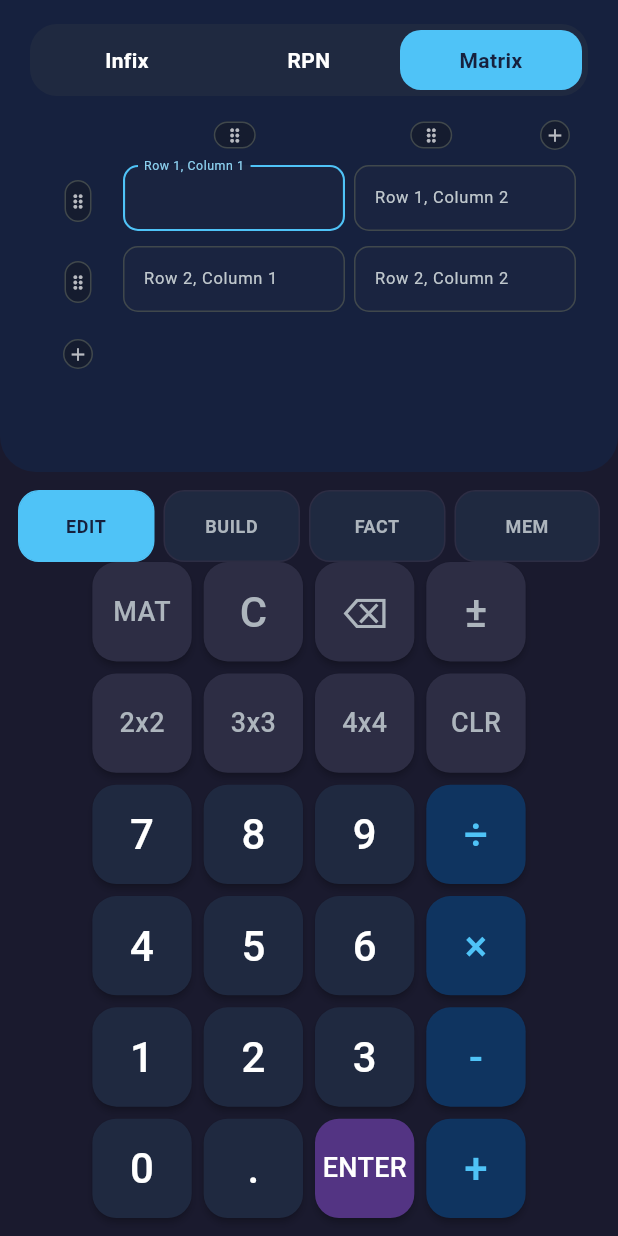
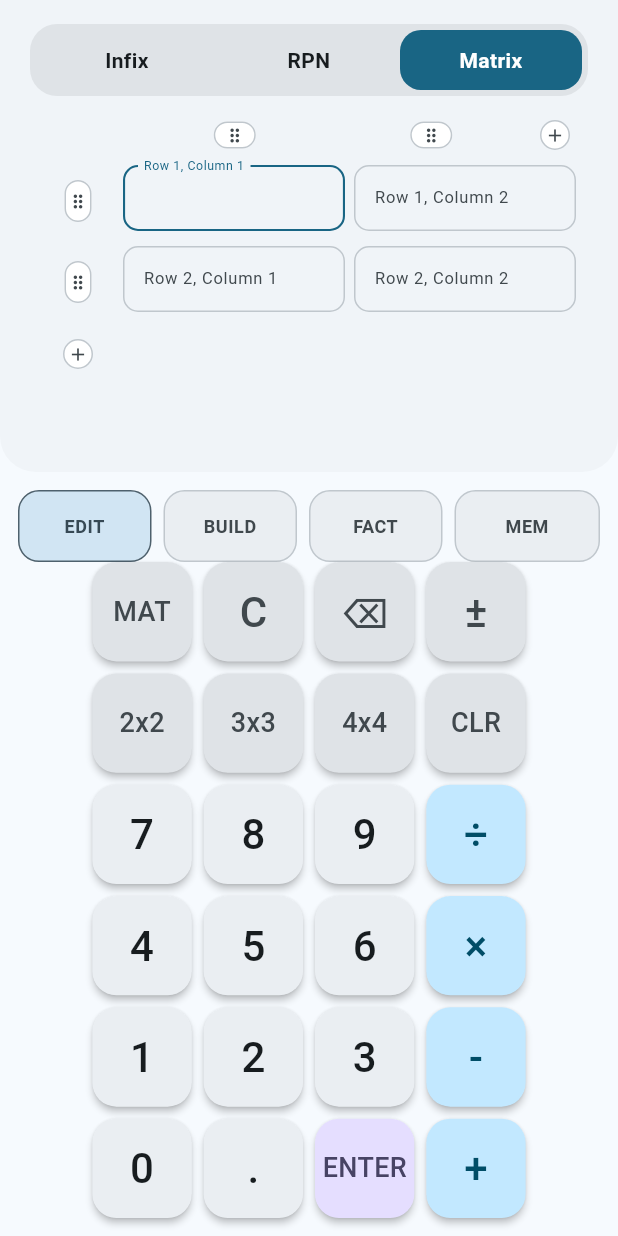
Before and after one commit to ccisnedev/calculatrix, a Flutter app: the screen it shows after launch, after a tap on "RPN", after a tap on "Matrix", on a phone screen of 412 x 824 dp. Run offline on Flutter 3.47's test engine with Material 3 defaults, Android fonts, the phone set to English and light mode, and no system bars.

Commit message:
v0.5.2: Material 3 color system and theme foundation
- Migrate all hardcoded hex colors to M3 ColorScheme role lookups
- Add dark/light ThemeData with ColorScheme.fromSeed (seed 0xFF4FC3F7)
- Enable automatic theme switching via ThemeMode.system
- Differentiate mode switch (primary) from deck selector (secondaryContainer)
- Regularize deck margin 6dp -> 8dp (4dp grid)
- Remove 32dp key size floor (natural layout >48dp on all viewports)
- Add HDCD methodology research document

Methodology: HDCD (Heuristic-Driven Component Design)
138 widget tests + 38 integration tests green

```diff
--- a/code/app/lib/main.dart
+++ b/code/app/lib/main.dart
@@ -11,6 +11,8 @@ void main() {
 class CalculatrixApp extends StatelessWidget {
   const CalculatrixApp({super.key});
 
+  static const Color _seedColor = Color(0xFF4FC3F7);
+
   @override
   Widget build(BuildContext context) {
     return MaterialApp(
@@ -19,11 +21,19 @@ class CalculatrixApp extends StatelessWidget {
       scrollBehavior: const _CalculatrixScrollBehavior(),
       theme: ThemeData(
         colorScheme: ColorScheme.fromSeed(
-          seedColor: Colors.blueGrey,
+          seedColor: _seedColor,
+          brightness: Brightness.light,
+        ),
+        useMaterial3: true,
+      ),
+      darkTheme: ThemeData(
+        colorScheme: ColorScheme.fromSeed(
+          seedColor: _seedColor,
           brightness: Brightness.dark,
         ),
         useMaterial3: true,
       ),
+      themeMode: ThemeMode.system,
       home: const CalculatorView(),
     );
   }
--- a/code/app/lib/modules/calc/view.dart
+++ b/code/app/lib/modules/calc/view.dart
@@ -226,8 +226,9 @@ class _CalculatorViewState extends State<CalculatorView> {
 
   @override
   Widget build(BuildContext context) {
+    final ColorScheme colors = Theme.of(context).colorScheme;
     return Scaffold(
-      backgroundColor: const Color(0xFF1A1A2E),
+      backgroundColor: colors.surface,
       body: SafeArea(
         child: ListenableBuilder(
           listenable: _controller,
@@ -271,14 +272,15 @@ class _CalculatorViewState extends State<CalculatorView> {
   }
 
   Widget _buildDisplay() {
+    final ColorScheme cs = Theme.of(context).colorScheme;
     final bool showDisplayStatus = _controller.hasMemory || _controller.isRpnMode;
 
     return Container(
       width: double.infinity,
       padding: const EdgeInsets.fromLTRB(20, 16, 20, 12),
-      decoration: const BoxDecoration(
-        color: Color(0xFF16213E),
-        borderRadius: BorderRadius.only(
+      decoration: BoxDecoration(
+        color: cs.surfaceContainerLow,
+        borderRadius: const BorderRadius.only(
           bottomLeft: Radius.circular(24),
           bottomRight: Radius.circular(24),
         ),
@@ -294,11 +296,11 @@ class _CalculatorViewState extends State<CalculatorView> {
                 if (_controller.hasMemory)
                   Semantics(
                     label: 'Memory indicator',
-                    child: const Text(
+                    child: Text(
                       'M',
                       style: TextStyle(
                         fontSize: 14,
-                        color: Color(0xFF4FC3F7),
+                        color: cs.primary,
                         fontWeight: FontWeight.bold,
                       ),
                     ),
@@ -310,9 +312,9 @@ class _CalculatorViewState extends State<CalculatorView> {
                     child: Text(
                       key: const ValueKey<String>('calculator-stack-depth'),
                       'Stack ${_controller.rpnStackDepth}',
-                      style: const TextStyle(
+                      style: TextStyle(
                         fontSize: 14,
-                        color: Color(0xFF4FC3F7),
+                        color: cs.primary,
                         fontWeight: FontWeight.w600,
                       ),
                     ),
@@ -334,6 +336,7 @@ class _CalculatorViewState extends State<CalculatorView> {
   }
 
   Widget _buildInfixDisplayBody() {
+    final ColorScheme cs = Theme.of(context).colorScheme;
     return Column(
       crossAxisAlignment: CrossAxisAlignment.end,
       children: [
@@ -348,9 +351,9 @@ class _CalculatorViewState extends State<CalculatorView> {
               _controller.expression.isEmpty
                   ? ' '
                   : _controller.expression,
-              style: const TextStyle(
+              style: TextStyle(
                 fontSize: 20,
-                color: Color(0xFF8A8FA3),
+                color: cs.outline,
                 fontFamily: 'monospace',
               ),
             ),
@@ -400,6 +403,7 @@ class _CalculatorViewState extends State<CalculatorView> {
   }
 
   Widget _buildRpnStackCard(_RpnStackSlot slot) {
+    final ColorScheme cs = Theme.of(context).colorScheme;
     final bool isPrimary = slot.register == 0;
 
     return AnimatedContainer(
@@ -409,12 +413,12 @@ class _CalculatorViewState extends State<CalculatorView> {
       constraints: BoxConstraints(minHeight: isPrimary ? 72 : 44),
       padding: EdgeInsets.all(isPrimary ? 12 : 8),
       decoration: BoxDecoration(
-        color: isPrimary ? const Color(0xFF1F2940) : const Color(0xFF18243A),
+        color: isPrimary ? cs.surfaceContainer : cs.surfaceContainerHigh,
         borderRadius: BorderRadius.circular(16),
         border: Border.all(
           color: isPrimary
-              ? const Color(0xFF4FC3F7).withAlpha(80)
-              : const Color(0xFF2D2D44),
+              ? cs.primary.withAlpha(80)
+              : cs.outlineVariant,
         ),
       ),
       child: isPrimary
@@ -424,6 +428,7 @@ class _CalculatorViewState extends State<CalculatorView> {
   }
 
   Widget _buildPrimaryRpnStackCard() {
+    final ColorScheme cs = Theme.of(context).colorScheme;
     return Semantics(
       container: true,
       liveRegion: true,
@@ -435,8 +440,8 @@ class _CalculatorViewState extends State<CalculatorView> {
           ExcludeSemantics(
             child: Text(
               'X0',
-              style: const TextStyle(
-                color: Color(0xFF4FC3F7),
+              style: TextStyle(
+                color: cs.primary,
                 fontWeight: FontWeight.w700,
                 fontFamily: 'monospace',
               ),
@@ -460,8 +465,8 @@ class _CalculatorViewState extends State<CalculatorView> {
           children: [
             Text(
               'X${slot.register}',
-              style: const TextStyle(
-                color: Color(0xFF4FC3F7),
+              style: TextStyle(
+                color: Theme.of(context).colorScheme.primary,
                 fontWeight: FontWeight.w700,
                 fontFamily: 'monospace',
               ),
@@ -485,6 +490,7 @@ class _CalculatorViewState extends State<CalculatorView> {
   }
 
   Widget _buildDisplayValue({required double fontSize}) {
+    final ColorScheme cs = Theme.of(context).colorScheme;
     final Matrix? matrix = _controller.displayMatrix;
     final bool showMatrix = matrix != null &&
         !matrix.isScalar &&
@@ -507,7 +513,7 @@ class _CalculatorViewState extends State<CalculatorView> {
               style: TextStyle(
                 fontSize: fontSize,
                 fontWeight: FontWeight.w300,
-                color: Colors.white,
+                color: cs.onSurface,
                 fontFamily: 'monospace',
               ),
             ),
@@ -544,7 +550,7 @@ class _CalculatorViewState extends State<CalculatorView> {
                   style: TextStyle(
                     fontSize: useExpanded ? fontSize * 0.78 : fontSize,
                     fontWeight: FontWeight.w300,
-                    color: Colors.white,
+                    color: cs.onSurface,
                     fontFamily: 'monospace',
                   ),
                 ),
@@ -579,9 +585,7 @@ class _CalculatorViewState extends State<CalculatorView> {
                 _columnCount;
         final double keyHeight =
             (availableHeight - (_gridSpacing * (_rowCount - 1))) / _rowCount;
-        final double keySize = _controller.isMatrixMode
-          ? math.min(keyWidth, keyHeight)
-          : math.max(32, math.min(keyWidth, keyHeight));
+        final double keySize = math.min(keyWidth, keyHeight);
 
         return Padding(
           padding: const EdgeInsets.all(_pagePadding),
@@ -609,6 +613,7 @@ class _CalculatorViewState extends State<CalculatorView> {
     required List<_KeypadDeckDef> decks,
     required String activeDeckLabel,
   }) {
+    final ColorScheme cs = Theme.of(context).colorScheme;
     return SizedBox(
       height: _deckSelectorHeight,
       child: Row(
@@ -628,17 +633,17 @@ class _CalculatorViewState extends State<CalculatorView> {
                     ),
                     duration: const Duration(milliseconds: 180),
                     margin: EdgeInsets.only(
-                      right: index < decks.length - 1 ? 6 : 0,
+                      right: index < decks.length - 1 ? 8 : 0,
                     ),
                     decoration: BoxDecoration(
                       color: decks[index].label == activeDeckLabel
-                          ? const Color(0xFF4FC3F7)
-                          : const Color(0xFF1F2940),
+                          ? cs.secondaryContainer
+                          : cs.surfaceContainer,
                       borderRadius: BorderRadius.circular(14),
                       border: Border.all(
                         color: decks[index].label == activeDeckLabel
-                            ? const Color(0xFF4FC3F7)
-                            : const Color(0xFF2D2D44),
+                            ? cs.secondary
+                            : cs.outlineVariant,
                       ),
                     ),
                     alignment: Alignment.center,
@@ -647,8 +652,8 @@ class _CalculatorViewState extends State<CalculatorView> {
                       textAlign: TextAlign.center,
                       style: TextStyle(
                         color: decks[index].label == activeDeckLabel
-                            ? const Color(0xFF16213E)
-                            : const Color(0xFFADB5BD),
+                            ? cs.onSecondaryContainer
+                            : cs.onSurfaceVariant,
                         fontSize: 12,
                         fontWeight: FontWeight.w700,
                         letterSpacing: 0.4,
@@ -746,11 +751,12 @@ class _CalculatorViewState extends State<CalculatorView> {
 
   (Color background, Color foreground) _getButtonColors(
       _ButtonCategory category) {
+    final ColorScheme cs = Theme.of(context).colorScheme;
     return switch (category) {
-      _ButtonCategory.number => (const Color(0xFF1F2940), Colors.white),
-      _ButtonCategory.operator => (const Color(0xFF0F3460), const Color(0xFF4FC3F7)),
-      _ButtonCategory.function => (const Color(0xFF2D2D44), const Color(0xFFADB5BD)),
-      _ButtonCategory.equals => (const Color(0xFF533483), Colors.white),
+      _ButtonCategory.number => (cs.surfaceContainer, cs.onSurface),
+      _ButtonCategory.operator => (cs.primaryContainer, cs.onPrimaryContainer),
+      _ButtonCategory.function => (cs.surfaceContainerHighest, cs.onSurfaceVariant),
+      _ButtonCategory.equals => (cs.tertiaryContainer, cs.onTertiaryContainer),
     };
   }
 
@@ -785,10 +791,11 @@ class _CalculatorViewState extends State<CalculatorView> {
   }
 
   Widget _buildModeSwitch() {
+    final ColorScheme cs = Theme.of(context).colorScheme;
     return Container(
       padding: const EdgeInsets.all(4),
       decoration: BoxDecoration(
-        color: const Color(0xFF1F2940),
+        color: cs.surfaceContainerHighest,
         borderRadius: BorderRadius.circular(18),
       ),
       child: Row(
@@ -820,6 +827,7 @@ class _CalculatorViewState extends State<CalculatorView> {
     required CalculatorMode mode,
     required String label,
   }) {
+    final ColorScheme cs = Theme.of(context).colorScheme;
     final bool selected = _controller.mode == mode;
     return Semantics(
       label: '$label mode',
@@ -832,14 +840,14 @@ class _CalculatorViewState extends State<CalculatorView> {
           duration: const Duration(milliseconds: 180),
           padding: const EdgeInsets.symmetric(vertical: 10),
           decoration: BoxDecoration(
-            color: selected ? const Color(0xFF4FC3F7) : Colors.transparent,
+            color: selected ? cs.primary : Colors.transparent,
             borderRadius: BorderRadius.circular(14),
           ),
           child: Text(
             label,
             textAlign: TextAlign.center,
             style: TextStyle(
-              color: selected ? const Color(0xFF16213E) : Colors.white,
+              color: selected ? cs.onPrimary : cs.onSurface,
               fontWeight: FontWeight.w700,
             ),
           ),
@@ -1282,14 +1290,14 @@ class _MatrixEditorDialogState extends State<_MatrixEditorDialog> {
               Text(
                 _buildPreviewText(),
                 key: const ValueKey<String>('matrix-preview-text'),
-                style: const TextStyle(color: Color(0xFFCFD8DC)),
+                style: TextStyle(color: Theme.of(context).colorScheme.onSurfaceVariant),
               ),
             ],
             if (_error != null) ...[
               const SizedBox(height: 12),
               Text(
                 _error!,
-                style: const TextStyle(color: Color(0xFFE57373)),
+                style: TextStyle(color: Theme.of(context).colorScheme.error),
               ),
             ],
           ],
@@ -1311,7 +1319,7 @@ class _MatrixEditorDialogState extends State<_MatrixEditorDialog> {
     if (widget.embedded) {
       return Material(
         key: const ValueKey<String>('matrix-mode-panel'),
-        color: const Color(0xFF16213E),
+        color: Theme.of(context).colorScheme.surfaceContainerLow,
         elevation: 0,
         borderRadius: BorderRadius.circular(24),
         child: Container(
@@ -1605,12 +1613,12 @@ class _MatrixEditorDialogState extends State<_MatrixEditorDialog> {
                 constraints: const BoxConstraints.expand(),
                 style: IconButton.styleFrom(
                   backgroundColor: highlighted
-                      ? const Color(0xFF203B63)
-                      : const Color(0xFF151C2F),
-                  foregroundColor: Colors.white70,
+                      ? Theme.of(context).colorScheme.primaryContainer
+                      : Theme.of(context).colorScheme.surfaceContainerLowest,
+                  foregroundColor: Theme.of(context).colorScheme.onSurfaceVariant,
                   side: BorderSide(
                     color: highlighted
-                        ? const Color(0xFF4FC3F7)
+                        ? Theme.of(context).colorScheme.primary
                         : Theme.of(context).colorScheme.outlineVariant,
                   ),
                   shape: const StadiumBorder(),
@@ -1652,12 +1660,12 @@ class _MatrixEditorDialogState extends State<_MatrixEditorDialog> {
                 constraints: const BoxConstraints.expand(),
                 style: IconButton.styleFrom(
                   backgroundColor: highlighted
-                      ? const Color(0xFF203B63)
-                      : const Color(0xFF151C2F),
-                  foregroundColor: Colors.white70,
+                      ? Theme.of(context).colorScheme.primaryContainer
+                      : Theme.of(context).colorScheme.surfaceContainerLowest,
+                  foregroundColor: Theme.of(context).colorScheme.onSurfaceVariant,
                   side: BorderSide(
                     color: highlighted
-                        ? const Color(0xFF4FC3F7)
+                        ? Theme.of(context).colorScheme.primary
                         : Theme.of(context).colorScheme.outlineVariant,
                   ),
                   shape: const StadiumBorder(),
@@ -1696,7 +1704,7 @@ class _MatrixEditorDialogState extends State<_MatrixEditorDialog> {
         contentPadding: const EdgeInsets.symmetric(horizontal: 10, vertical: 10),
         constraints: const BoxConstraints(minHeight: _matrixCellHeight),
         filled: true,
-        fillColor: const Color(0xFF1A2440),
+        fillColor: Theme.of(context).colorScheme.surfaceContainerLow,
         border: OutlineInputBorder(
           borderRadius: BorderRadius.circular(10),
           borderSide: BorderSide(color: Theme.of(context).colorScheme.outlineVariant),
@@ -1705,9 +1713,9 @@ class _MatrixEditorDialogState extends State<_MatrixEditorDialog> {
           borderRadius: BorderRadius.circular(10),
           borderSide: BorderSide(color: Theme.of(context).colorScheme.outlineVariant),
         ),
-        focusedBorder: const OutlineInputBorder(
-          borderRadius: BorderRadius.all(Radius.circular(10)),
-          borderSide: BorderSide(color: Color(0xFF4FC3F7), width: 1.4),
+        focusedBorder: OutlineInputBorder(
+          borderRadius: const BorderRadius.all(Radius.circular(10)),
+          borderSide: BorderSide(color: Theme.of(context).colorScheme.primary, width: 1.4),
         ),
         labelText: 'Row ${row + 1}, Column ${column + 1}',
         labelStyle: const TextStyle(fontSize: 11),
@@ -1747,15 +1755,15 @@ class _MatrixEditorDialogState extends State<_MatrixEditorDialog> {
       height: _matrixAddButtonSize,
       child: DecoratedBox(
         decoration: ShapeDecoration(
-          color: const Color(0xFF151C2F),
+          color: Theme.of(context).colorScheme.surfaceContainerLowest,
           shape: CircleBorder(
             side: BorderSide(
               color: Theme.of(context).colorScheme.outlineVariant,
             ),
           ),
         ),
-        child: const Center(
-          child: Icon(Icons.add, size: 14, color: Colors.white70),
+        child: Center(
+          child: Icon(Icons.add, size: 14, color: Theme.of(context).colorScheme.onSurfaceVariant),
         ),
       ),
     );
--- a/code/app/pubspec.yaml
+++ b/code/app/pubspec.yaml
@@ -1,7 +1,7 @@
 name: calculatrix_app
 description: "RPN Matrix calculator app"
 publish_to: 'none'
-version: 0.5.1+18
+version: 0.5.2+19
 
 environment:
   sdk: ^3.11.5
--- a/code/cli/pubspec.yaml
+++ b/code/cli/pubspec.yaml
@@ -1,6 +1,6 @@
 name: calculatrix_cli
 description: Command-line interface for Calculatrix.
-version: 0.5.1
+version: 0.5.2
 publish_to: 'none'
 
 environment:
--- a/code/core/pubspec.yaml
+++ b/code/core/pubspec.yaml
@@ -1,7 +1,7 @@
 name: calculatrix
 description: >
   Matrix-first and RPN-first computation engine for calculators built with pure Dart.
-version: 0.5.1
+version: 0.5.2
 
 repository: https://github.com/ccisnedev/calculatrix
 homepage: https://github.com/ccisnedev/calculatrix
```
Also changed, not shown: 3 other files.
